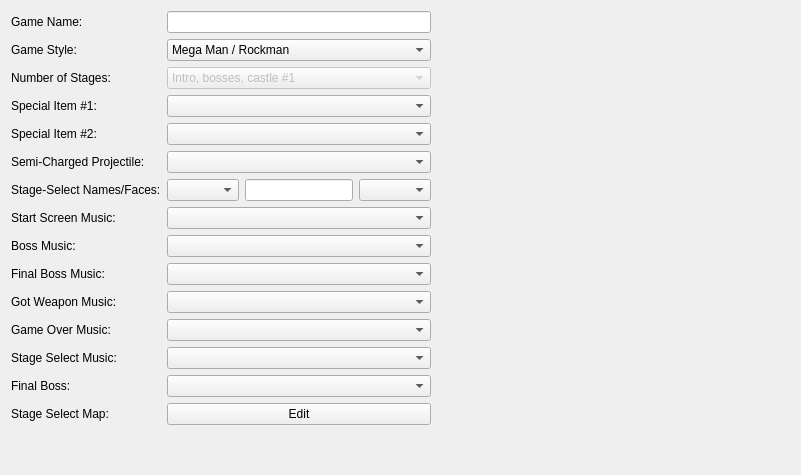
First picture: the form in editor/mainwindow_tab/game_properties_tab.ui, repository protoman/rockbot, before the edit.
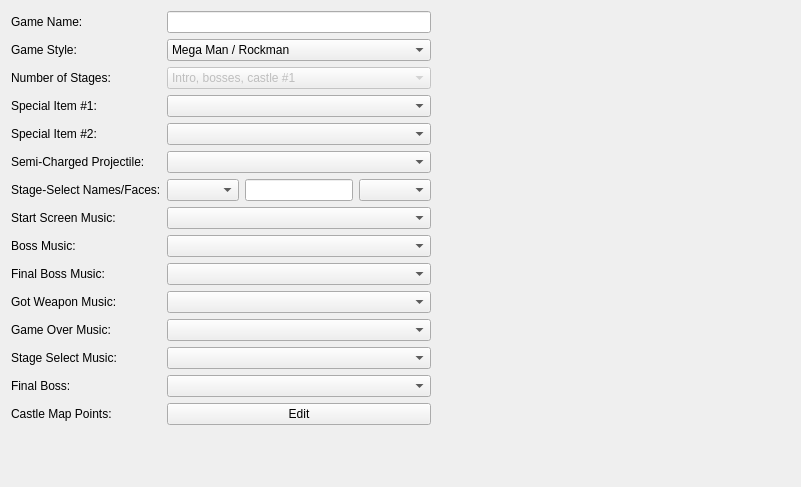
Second picture: the form after the edit.

Commit message: - enemy projectile not moving if he is not on-screen - bring back to mega-like stage selection - bring back castle stages intro - new music from Simone Bernacchia - dash shadow effect - AI: fly+dash to playe

The edit to the form file:
```diff
--- a/editor/mainwindow_tab/game_properties_tab.ui
+++ b/editor/mainwindow_tab/game_properties_tab.ui
@@ -7,7 +7,7 @@
     <x>0</x>
     <y>0</y>
     <width>801</width>
-    <height>475</height>
+    <height>487</height>
    </rect>
   </property>
   <property name="windowTitle">
@@ -229,7 +229,7 @@
      <item row="15" column="0">
       <widget class="QLabel" name="label_21">
        <property name="text">
-        <string>Stage Select Map:</string>
+        <string>Castle Map Points:</string>
        </property>
       </widget>
      </item>
```
The commit also changes 113 other files.
